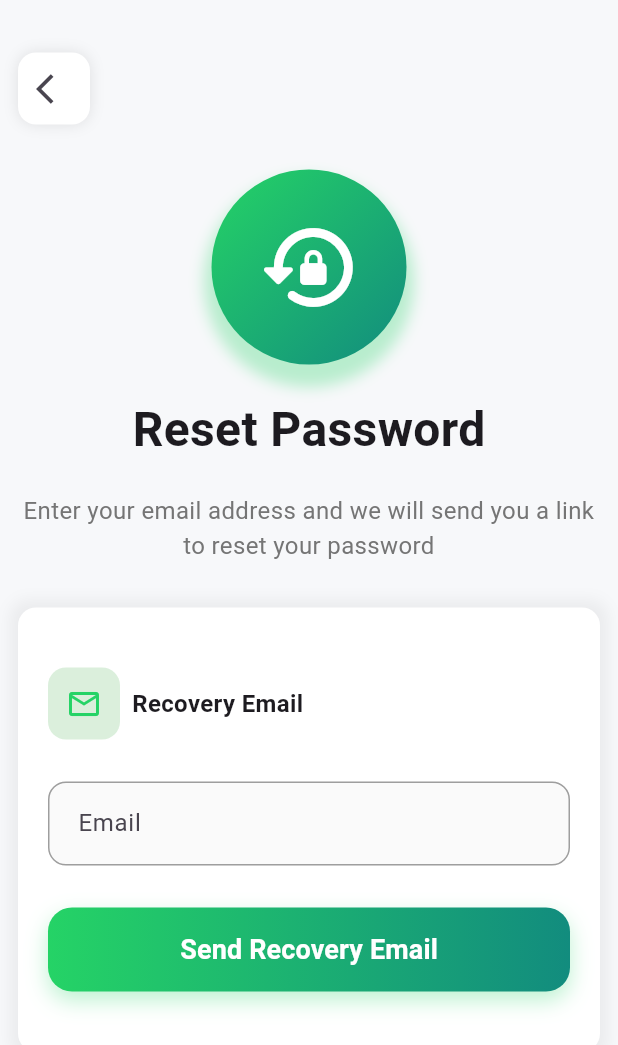
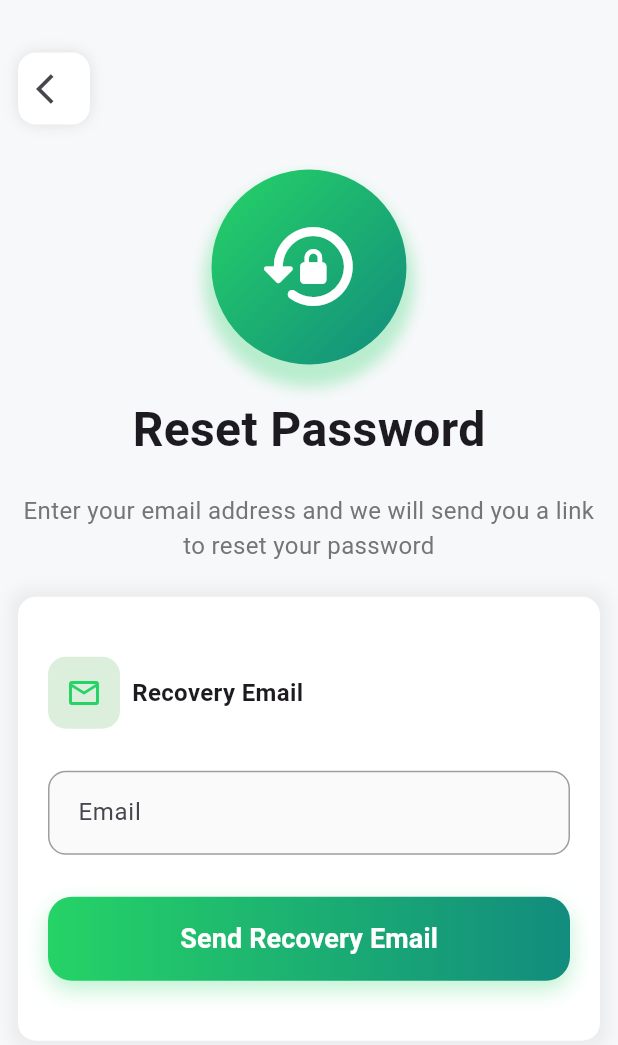
Before and after one commit to OmarElmanzalawy/chat_app_starter_batch3_nti, a Flutter app: the screen it shows after launch, after a tap on "Sign In", after a tap on "Forgot Password?", on a phone screen of 412 x 824 dp. Shown: the top 1045 px of the screen. Run offline on Flutter 3.47's test engine with Material 3 defaults, Android fonts, the phone set to English and light mode, and no system bars; our stand-ins replace cloud_firestore, firebase_auth, firebase_core, timeago; accounts and stored records are empty; network calls fail.

Commit message:
add animation to reset password

```diff
--- a/lib/main.dart
+++ b/lib/main.dart
@@ -18,8 +18,8 @@ class MainApp extends StatelessWidget {
   @override
   Widget build(BuildContext context) {
     return MaterialApp(
-      home: FirebaseAuth.instance.currentUser != null ? FirebaseAuth.instance.currentUser!.emailVerified ? HomeScreen() : SignInScreen() : SignUpScreen()
-      // home: SignUpScreen(),
+      // home: FirebaseAuth.instance.currentUser != null ? FirebaseAuth.instance.currentUser!.emailVerified ? HomeScreen() : SignInScreen() : SignUpScreen()
+      home: SignUpScreen(),
     );
   }
 }
--- a/lib/views/reset_password_screen.dart
+++ b/lib/views/reset_password_screen.dart
@@ -4,10 +4,33 @@ import 'package:chat_app_starter/widgets/action_button.dart';
 import 'package:chat_app_starter/widgets/custom_textfield.dart';
 import 'package:flutter/material.dart';
 
-class ResetPasswordScreen extends StatelessWidget {
+class ResetPasswordScreen extends StatefulWidget {
   ResetPasswordScreen({super.key});
 
+  @override
+  State<ResetPasswordScreen> createState() => _ResetPasswordScreenState();
+}
+
+class _ResetPasswordScreenState extends State<ResetPasswordScreen> with SingleTickerProviderStateMixin {
+  late final AnimationController animationController;
+  late final Animation<double> scaleAnimation;
+  late final Animation<double> fadeAnimation;
+  late final Animation<Offset> slideAnimation;
   final TextEditingController _emailController = TextEditingController();
+
+  @override
+  void initState() {
+    animationController = AnimationController(vsync: this,duration: Duration(milliseconds: 1500));
+    scaleAnimation = Tween(begin: 0.0,end: 1.0).animate(CurvedAnimation(
+      parent: animationController,
+      curve: Interval(0.2, 0.8,curve: Curves.elasticOut)
+      ));
+    fadeAnimation = Tween(begin: 0.0,end: 1.0).animate(CurvedAnimation(parent: animationController, curve: Interval(0, 0.5)));
+    slideAnimation = Tween(begin: Offset(0, 0.3),end: Offset.zero).animate(CurvedAnimation(parent: animationController, curve: Interval(0.4, 1.0,curve: Curves.easeOutBack)));
+
+    animationController.forward();
+    super.initState();
+  }
 
   @override
   Widget build(BuildContext context) {
@@ -41,7 +64,9 @@ class ResetPasswordScreen extends StatelessWidget {
                 ),
               ),
               const SizedBox(height: 30,),
-              Container(
+              ScaleTransition(
+                scale: scaleAnimation,
+                child: Container(
                   padding: EdgeInsets.all(30),
                   decoration: BoxDecoration(
                     shape: BoxShape.circle,
@@ -61,8 +86,12 @@ class ResetPasswordScreen extends StatelessWidget {
                   ),
                   child: Icon(Icons.lock_reset_rounded,color: Colors.white,size: 70,),
                 ),
+              ),
               const SizedBox(height: 20,),
-              Text("Reset Password",style: TextStyle(fontSize: 32,fontWeight: FontWeight.w600),),
+              FadeTransition(
+                opacity: fadeAnimation,
+                child: Text("Reset Password",style: TextStyle(fontSize: 32,fontWeight: FontWeight.w600),
+                )),
               const SizedBox(height: 20,),
               Text(
                 "Enter your email address and we will send you a link to reset your password",
@@ -70,7 +99,9 @@ class ResetPasswordScreen extends StatelessWidget {
                 textAlign: TextAlign.center,
                 ),
                 const SizedBox(height: 30,),
-              Container(
+              SlideTransition(
+                position: slideAnimation,
+                child: Container(
                   padding: EdgeInsets.symmetric(horizontal: 20, vertical: 40),
                   decoration: BoxDecoration(
                     color: Colors.white,
@@ -111,6 +142,7 @@ class ResetPasswordScreen extends StatelessWidget {
                       )
                     ],
                   ),
+                ),
               )
             ],
           ),
```
Also changed, not shown: 2 other files. Lines whose indentation alone changed are shown as unchanged.
